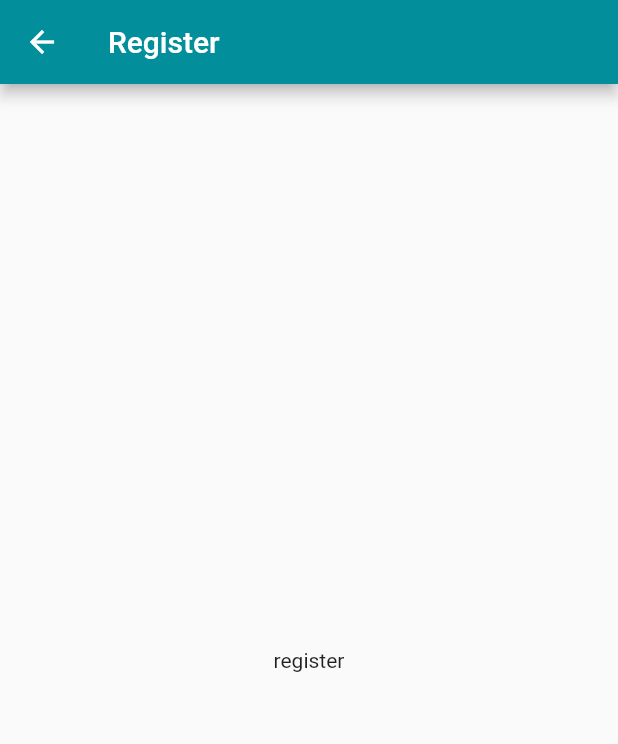
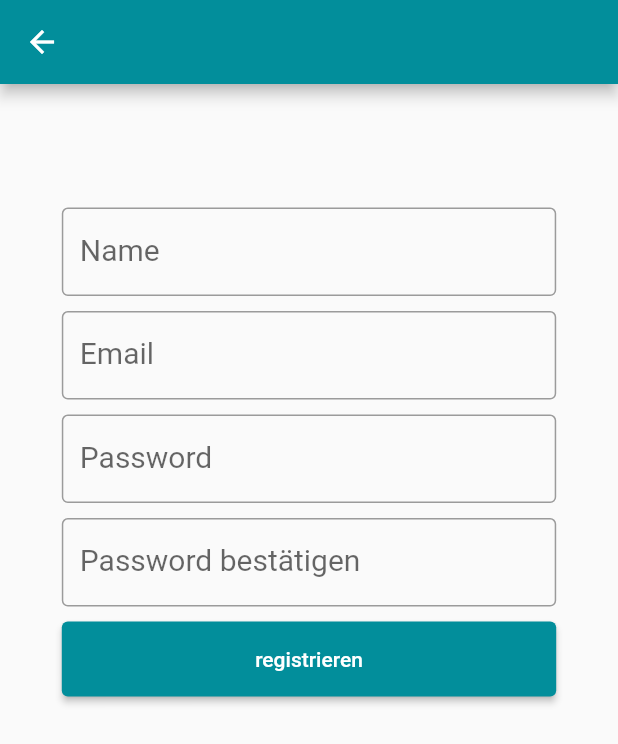
Before and after one commit to exlo89/tinji-app, a Flutter app: the Register screen opened by its route, on a phone screen of 412 x 824 dp. Shown: the top 744 px of the screen. Run offline on Flutter 3.47's test engine with Material 2 defaults, Android fonts, the phone set to English and light mode, and no system bars; our stand-ins replace bloc, dio, equatable, flutter_bloc, flutter_secure_storage, form_field_validator; missing offline and left inert: global_configuration; accounts and stored records are empty.

Commit message:
register done

```diff
--- a/lib/blocs/login/login_bloc.dart
+++ b/lib/blocs/login/login_bloc.dart
@@ -35,5 +35,23 @@ class LoginBloc extends Bloc<LoginEvent, LoginState> {
         yield LoginFailure(error: error);
       }
     }
+
+    // register
+    if (event is RegisterButtonPressed) {
+      yield LoginInProgress();
+      try {
+        String token = await userRepository.register(
+          name: event.name,
+          email: event.email,
+          password: event.password,
+          passwordConfirmation: event.passwordConfirmation,
+        );
+
+        authenticationBloc.add(AuthenticationLoggedIn(token: token));
+        yield LoginSuccess();
+      } catch (error) {
+        yield LoginFailure(error: error);
+      }
+    }
   }
 }
--- a/lib/blocs/login/login_event.dart
+++ b/lib/blocs/login/login_event.dart
@@ -21,4 +21,21 @@ class LoginButtonPressed extends LoginEvent {
   List<Object> get props => [email, password];
 }
 
+class RegisterButtonPressed extends LoginEvent {
+  final String name;
+  final String email;
+  final String password;
+  final String passwordConfirmation;
+
+  const RegisterButtonPressed({
+    @required this.name,
+    @required this.email,
+    @required this.password,
+    @required this.passwordConfirmation,
+  });
+
+  @override
+  List<Object> get props => [name, email, password, passwordConfirmation];
+}
+
 class LogoutButtonPressed extends LoginEvent {}
--- a/lib/components/standard_form_field.dart
+++ b/lib/components/standard_form_field.dart
@@ -5,6 +5,7 @@ class StandardFormField extends StatelessWidget {
   final bool obscureText;
   final Function onSave;
   final TextEditingController controller;
+  final FormFieldValidator validator;
 
   const StandardFormField({
     Key key,
@@ -12,6 +13,7 @@ class StandardFormField extends StatelessWidget {
     this.obscureText = false,
     this.onSave,
     this.controller,
+    this.validator,
   }) : super(key: key);
 
   @override
@@ -25,6 +27,7 @@ class StandardFormField extends StatelessWidget {
         obscureText: obscureText,
         onSaved: onSave,
         controller: controller,
+        validator: validator,
       ),
     );
   }
--- a/lib/data_provider/user_provider.dart
+++ b/lib/data_provider/user_provider.dart
@@ -21,6 +21,22 @@ class UserProvider {
     }
   }
 
+  /// register with name, email and password
+  Future<String> register(String name, String email, String password, String passwordConfirmation) async {
+    try {
+      Response response = await apiClient.post(ApiRoutes.register, {
+        'name': name,
+        'email': email,
+        'password': password,
+        'password_confirmation': password,
+      });
+
+      return response.data['access_token'];
+    } catch (error) {
+      throw error;
+    }
+  }
+
   /// get user data
   Future<User> getUser() async {
     try {
--- a/lib/screens/register.dart
+++ b/lib/screens/register.dart
@@ -1,14 +1,113 @@
 import 'package:flutter/material.dart';
+import 'package:flutter_bloc/flutter_bloc.dart';
+import 'package:form_field_validator/form_field_validator.dart';
+import 'package:tinji/blocs/login/login_bloc.dart';
+import 'package:tinji/components/standard_button.dart';
+import 'package:tinji/components/standard_form_field.dart';
 
 class Register extends StatelessWidget {
+  final _nameController = TextEditingController();
+  final _emailController = TextEditingController();
+  final _passwordController = TextEditingController();
+  final _passwordConfirmationController = TextEditingController();
+
+  final _emailValidator = MultiValidator([
+    RequiredValidator(errorText: 'E-Mail muss ausgefüllt sein'),
+    EmailValidator(errorText: 'Gib eine gültige Email ein')
+  ]);
+
+  final _nameValidator = MultiValidator([
+    RequiredValidator(errorText: 'Name muss ausgefüllt sein'),
+  ]);
+
+  final _passwordValidator = MultiValidator([
+    RequiredValidator(errorText: 'Passwort muss ausgefüllt sein'),
+  ]);
+
+  final _formKey = GlobalKey<FormState>();
+
   @override
   Widget build(BuildContext context) {
     return Scaffold(
-      appBar: AppBar(
-        title: Text('Register'),
-      ),
-      body: Center(
-        child: Text('register'),
+      appBar: AppBar(),
+      body: BlocConsumer<LoginBloc, LoginState>(
+        listener: (context, state) {
+          if (state is LoginSuccess) {
+            Navigator.of(context).pushNamedAndRemoveUntil('home', (route) => false);
+          }
+          if (state is LoginFailure) {
+            Scaffold.of(context).showSnackBar(
+              SnackBar(
+                content: Text('${state.error}'),
+                backgroundColor: Colors.red,
+              ),
+            );
+          }
+        },
+        builder: (context, state) {
+          if (state is LoginInProgress) {
+            return Center(child: CircularProgressIndicator());
+          }
+
+          return SingleChildScrollView(
+            child: Container(
+              height: MediaQuery.of(context).size.height,
+              width: MediaQuery.of(context).size.width,
+              alignment: AlignmentDirectional.center,
+              child: FractionallySizedBox(
+                widthFactor: 0.8,
+                heightFactor: 0.8,
+                child: Form(
+                  key: _formKey,
+                  child: Column(
+                    mainAxisAlignment: MainAxisAlignment.start,
+                    children: [
+                      StandardFormField(
+                        label: 'Name',
+                        controller: _nameController,
+                        validator: _nameValidator,
+                      ),
+                      StandardFormField(
+                        label: 'Email',
+                        controller: _emailController,
+                        validator: _emailValidator,
+                      ),
+                      StandardFormField(
+                        label: 'Password',
+                        controller: _passwordController,
+                        obscureText: true,
+                        validator: _passwordValidator,
+                      ),
+                      StandardFormField(
+                        label: 'Password bestätigen',
+                        controller: _passwordConfirmationController,
+                        obscureText: true,
+                        validator: _passwordValidator,
+                      ),
+                      StandardButton(
+                        child: Text('registrieren'),
+                        onPressed: () {
+                          if (state is! LoginInProgress) {
+                            if (_formKey.currentState.validate()) {
+                              BlocProvider.of<LoginBloc>(context).add(
+                                RegisterButtonPressed(
+                                  name: _nameController.text,
+                                  email: _emailController.text,
+                                  password: _passwordController.text,
+                                  passwordConfirmation: _passwordConfirmationController.text,
+                                ),
+                              );
+                            }
+                          }
+                        },
+                      ),
+                    ],
+                  ),
+                ),
+              ),
+            ),
+          );
+        },
       ),
     );
   }
--- a/lib/tinji.dart
+++ b/lib/tinji.dart
@@ -65,7 +65,6 @@ class _TinjiState extends State<Tinji> {
           title: 'Tinji',
           home: BlocListener<AuthenticationBloc, AuthenticationState>(
             listener: (context, state) {
-              print(state);
               if (state is AuthenticationAuthenticated) {
                 Navigator.of(context).pushNamedAndRemoveUntil('home', (route) => false);
               }
--- a/lib/utils/api_client.dart
+++ b/lib/utils/api_client.dart
@@ -19,7 +19,7 @@ class ApiClient {
   init() async {
     _dio = new Dio();
     _dio.options.baseUrl = await GlobalConfiguration().getValue('api_host');
-    _dio.options.headers['content-Type'] = 'application/x-www-form-urlencoded';
+    _dio.options.headers['content-Type'] = 'application/json';
     _dio.options.headers['accept'] = 'application/json';
     _dio.options.headers['X-localization'] = 'de';
     _dio.interceptors.add(
--- a/lib/utils/api_routes.dart
+++ b/lib/utils/api_routes.dart
@@ -1,4 +1,5 @@
 class ApiRoutes {
   static final login = 'auth/login';
+  static final register = 'auth/register';
   static final profile = 'profile';
 }
```
Also changed, not shown: lib/blocs/authentication/authentication_bloc.dart (+8 -3 lines), lib/repositories/user_repository.dart (+14 -1 lines), lib/screens/error_page.dart (deleted, +0 -16 lines), lib/screens/login.dart (+7 -2 lines).
